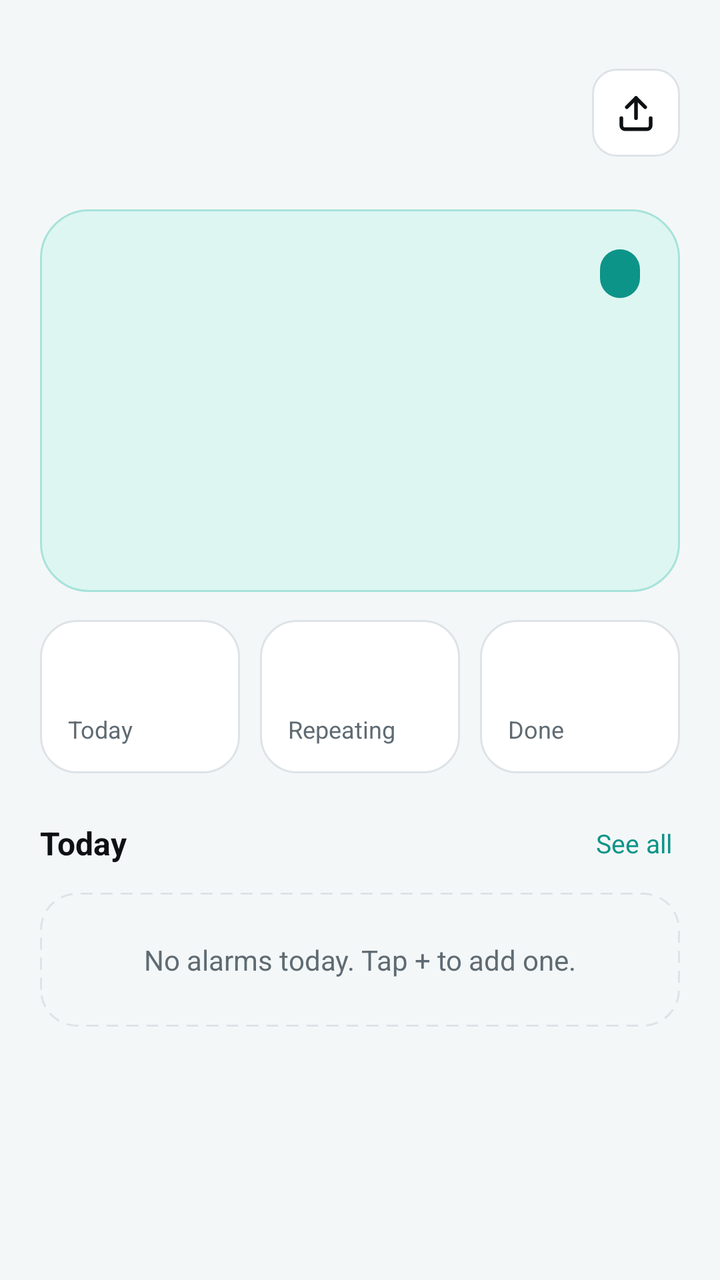
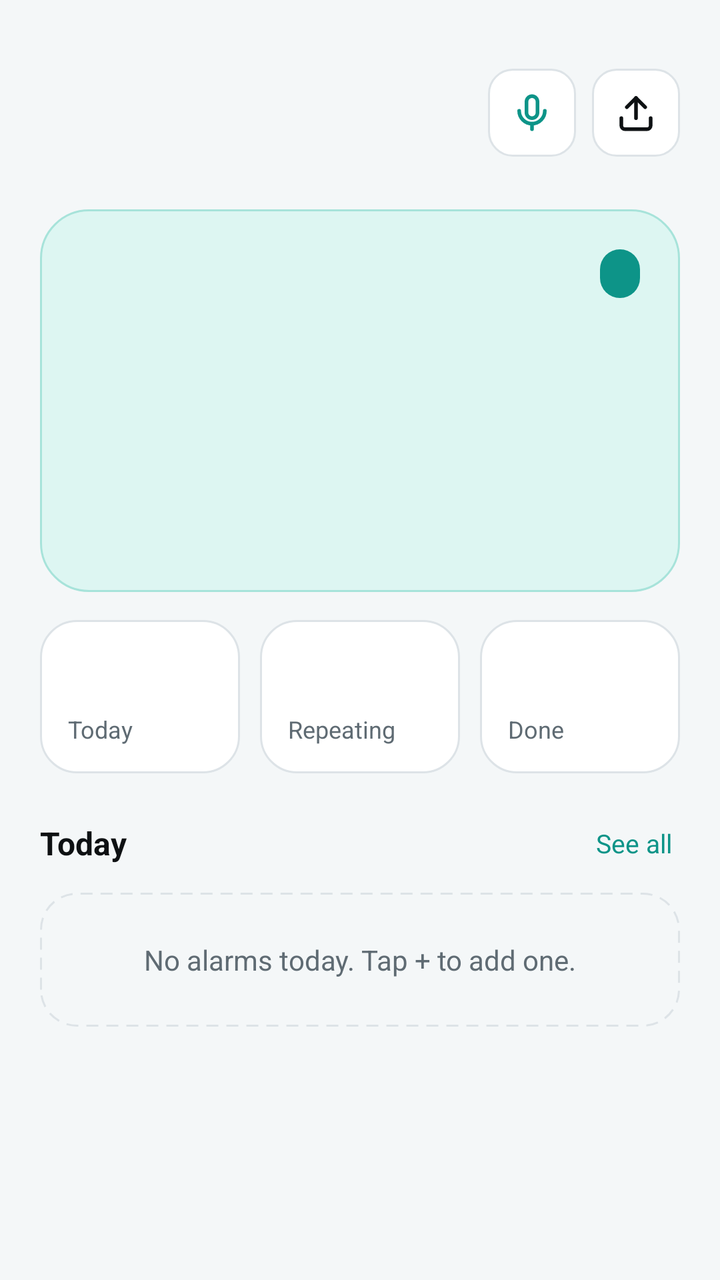

Screens rendered from an Android XML layout before and after an edit, with the pre-edit source and the edit as a unified diff.
<!-- AndroidManifest.xml: application theme Theme.AlertAlarm -->
<!-- res/layout/page_home.xml -->
<?xml version="1.0" encoding="utf-8"?>
<ScrollView xmlns:android="http://schemas.android.com/apk/res/android"
    xmlns:app="http://schemas.android.com/apk/res-auto"
    android:id="@+id/homePage"
    android:layout_width="match_parent"
    android:layout_height="match_parent"
    android:fillViewport="true">

    <LinearLayout
        android:layout_width="match_parent"
        android:layout_height="wrap_content"
        android:orientation="vertical"
        android:paddingStart="20dp"
        android:paddingTop="28dp"
        android:paddingEnd="20dp"
        android:paddingBottom="110dp">

        <LinearLayout
            android:layout_width="match_parent"
            android:layout_height="wrap_content"
            android:gravity="center_vertical"
            android:orientation="horizontal">

            <LinearLayout
                android:layout_width="0dp"
                android:layout_height="wrap_content"
                android:layout_weight="1"
                android:orientation="vertical">

                <TextView
                    android:id="@+id/dateText"
                    android:layout_width="wrap_content"
                    android:layout_height="wrap_content"
                    android:textColor="@color/muted"
                    android:textSize="13sp" />

                <TextView
                    android:id="@+id/greetingText"
                    style="@style/Heading"
                    android:layout_marginTop="4dp" />
            </LinearLayout>

            <ImageView
                android:id="@+id/homeImport"
                android:layout_width="44dp"
                android:layout_height="44dp"
                android:background="@drawable/bg_square_button"
                android:clickable="true"
                android:contentDescription="Import tasks from a file"
                android:focusable="true"
                android:padding="11dp"
                android:src="@drawable/ic_upload"
                app:tint="@color/text" />
        </LinearLayout>

        
        <LinearLayout
            android:id="@+id/banner"
            android:layout_width="match_parent"
            android:layout_height="wrap_content"
            android:layout_marginTop="18dp"
            android:background="@drawable/bg_banner"
            android:gravity="center_vertical"
            android:orientation="horizontal"
            android:padding="14dp"
            android:visibility="gone">

            <TextView
                android:id="@+id/bannerText"
                android:layout_width="0dp"
                android:layout_height="wrap_content"
                android:layout_weight="1"
                android:textColor="@color/banner_text"
                android:textSize="13sp" />

            <TextView
                android:id="@+id/bannerButton"
                android:layout_width="wrap_content"
                android:layout_height="36dp"
                android:layout_marginStart="12dp"
                android:background="@drawable/bg_pill_accent"
                android:clickable="true"
                android:focusable="true"
                android:fontFamily="sans-serif-medium"
                android:gravity="center"
                android:paddingStart="16dp"
                android:paddingEnd="16dp"
                android:text="Fix"
                android:textColor="@color/on_accent"
                android:textSize="13sp" />
        </LinearLayout>

        
        <LinearLayout
            android:id="@+id/heroCard"
            android:layout_width="match_parent"
            android:layout_height="wrap_content"
            android:layout_marginTop="20dp"
            android:background="@drawable/bg_hero"
            android:clickable="true"
            android:focusable="true"
            android:foreground="?attr/selectableItemBackground"
            android:orientation="vertical"
            android:padding="20dp">

            <LinearLayout
                android:layout_width="match_parent"
                android:layout_height="wrap_content"
                android:gravity="center_vertical"
                android:orientation="horizontal">

                <TextView
                    android:id="@+id/heroLabel"
                    android:layout_width="0dp"
                    android:layout_height="wrap_content"
                    android:layout_weight="1"
                    android:fontFamily="sans-serif-medium"
                    android:letterSpacing="0.1"
                    android:textAllCaps="true"
                    android:textColor="@color/accent"
                    android:textSize="12sp" />

                <TextView
                    android:id="@+id/heroBadge"
                    android:layout_width="wrap_content"
                    android:layout_height="wrap_content"
                    android:background="@drawable/bg_pill_accent"
                    android:fontFamily="sans-serif-medium"
                    android:paddingStart="10dp"
                    android:paddingTop="4dp"
                    android:paddingEnd="10dp"
                    android:paddingBottom="4dp"
                    android:textColor="@color/on_accent"
                    android:textSize="12sp" />
            </LinearLayout>

            <TextView
                android:id="@+id/heroTime"
                android:layout_width="wrap_content"
                android:layout_height="wrap_content"
                android:layout_marginTop="10dp"
                android:includeFontPadding="false"
                android:letterSpacing="-0.02"
                android:textColor="@color/text"
                android:textSize="50sp"
                android:textStyle="bold" />

            <TextView
                android:id="@+id/heroTask"
                android:layout_width="wrap_content"
                android:layout_height="wrap_content"
                android:layout_marginTop="10dp"
                android:fontFamily="sans-serif-medium"
                android:textColor="@color/text"
                android:textSize="17sp" />

            <TextView
                android:id="@+id/heroMeta"
                android:layout_width="wrap_content"
                android:layout_height="wrap_content"
                android:layout_marginTop="8dp"
                android:drawablePadding="8dp"
                android:gravity="center_vertical"
                android:textColor="@color/hero_text"
                android:textSize="13sp" />
        </LinearLayout>

        
        <LinearLayout
            android:layout_width="match_parent"
            android:layout_height="wrap_content"
            android:layout_marginTop="14dp"
            android:orientation="horizontal">

            <LinearLayout
                android:layout_width="0dp"
                android:layout_height="wrap_content"
                android:layout_weight="1"
                android:background="@drawable/bg_card"
                android:orientation="vertical"
                android:padding="14dp">

                <TextView
                    android:id="@+id/statToday"
                    android:layout_width="wrap_content"
                    android:layout_height="wrap_content"
                    android:textColor="@color/text"
                    android:textSize="24sp"
                    android:textStyle="bold" />

                <TextView
                    android:layout_width="wrap_content"
                    android:layout_height="wrap_content"
                    android:text="Today"
                    android:textColor="@color/muted"
                    android:textSize="12sp" />
            </LinearLayout>

            <LinearLayout
                android:layout_width="0dp"
                android:layout_height="wrap_content"
                android:layout_marginStart="10dp"
                android:layout_weight="1"
                android:background="@drawable/bg_card"
                android:orientation="vertical"
                android:padding="14dp">

                <TextView
                    android:id="@+id/statRepeating"
                    android:layout_width="wrap_content"
                    android:layout_height="wrap_content"
                    android:textColor="@color/text"
                    android:textSize="24sp"
                    android:textStyle="bold" />

                <TextView
                    android:layout_width="wrap_content"
                    android:layout_height="wrap_content"
                    android:text="Repeating"
                    android:textColor="@color/muted"
                    android:textSize="12sp" />
            </LinearLayout>

            <LinearLayout
                android:layout_width="0dp"
                android:layout_height="wrap_content"
                android:layout_marginStart="10dp"
                android:layout_weight="1"
                android:background="@drawable/bg_card"
                android:orientation="vertical"
                android:padding="14dp">

                <TextView
                    android:id="@+id/statDone"
                    android:layout_width="wrap_content"
                    android:layout_height="wrap_content"
                    android:textColor="@color/accent"
                    android:textSize="24sp"
                    android:textStyle="bold" />

                <TextView
                    android:layout_width="wrap_content"
                    android:layout_height="wrap_content"
                    android:text="Done"
                    android:textColor="@color/muted"
                    android:textSize="12sp" />
            </LinearLayout>
        </LinearLayout>

        
        <LinearLayout
            android:layout_width="match_parent"
            android:layout_height="wrap_content"
            android:layout_marginTop="22dp"
            android:layout_marginBottom="12dp"
            android:gravity="center_vertical"
            android:orientation="horizontal">

            <TextView
                android:layout_width="0dp"
                android:layout_height="wrap_content"
                android:layout_weight="1"
                android:text="Today"
                android:textColor="@color/text"
                android:textSize="16sp"
                android:textStyle="bold" />

            <TextView
                android:id="@+id/seeAll"
                android:layout_width="wrap_content"
                android:layout_height="wrap_content"
                android:clickable="true"
                android:focusable="true"
                android:padding="4dp"
                android:text="See all"
                android:textColor="@color/accent"
                android:textSize="13sp" />
        </LinearLayout>

        <LinearLayout
            android:id="@+id/todayList"
            android:layout_width="match_parent"
            android:layout_height="wrap_content"
            android:orientation="vertical" />

        <TextView
            android:id="@+id/todayEmpty"
            android:layout_width="match_parent"
            android:layout_height="wrap_content"
            android:background="@drawable/bg_empty"
            android:gravity="center"
            android:padding="24dp"
            android:text="No alarms today. Tap + to add one."
            android:textColor="@color/muted"
            android:textSize="14sp" />
    </LinearLayout>
</ScrollView>
<!-- resources referenced by this layout -->
<resources>
  <color name="accent">#0D9488</color>
  <color name="banner_text">#8A5A00</color>
  <color name="hero_text">#2F5F59</color>
  <color name="muted">#5F6B73</color>
  <color name="on_accent">#FFFFFF</color>
  <color name="text">#0E1113</color>
  <!-- drawable bg_banner (drawable) -->
  <?xml version="1.0" encoding="utf-8"?>
  <shape xmlns:android="http://schemas.android.com/apk/res/android" android:shape="rectangle">
      <solid android:color="@color/banner_bg" />
      <stroke android:width="1dp" android:color="@color/banner_stroke" />
      <corners android:radius="16dp" />
  </shape>
  <!-- drawable bg_card (drawable) -->
  <?xml version="1.0" encoding="utf-8"?>
  <shape xmlns:android="http://schemas.android.com/apk/res/android" android:shape="rectangle">
      <solid android:color="@color/surface" />
      <stroke android:width="1dp" android:color="@color/stroke" />
      <corners android:radius="18dp" />
  </shape>
  <!-- drawable bg_empty (drawable) -->
  <?xml version="1.0" encoding="utf-8"?>
  <shape xmlns:android="http://schemas.android.com/apk/res/android" android:shape="rectangle">
      <stroke android:width="1dp" android:color="@color/stroke" android:dashWidth="6dp" android:dashGap="4dp" />
      <corners android:radius="18dp" />
  </shape>
  <!-- drawable bg_hero (drawable) -->
  <?xml version="1.0" encoding="utf-8"?>
  <shape xmlns:android="http://schemas.android.com/apk/res/android" android:shape="rectangle">
      <solid android:color="@color/hero" />
      <stroke android:width="1dp" android:color="@color/hero_stroke" />
      <corners android:radius="24dp" />
  </shape>
  <!-- drawable bg_pill_accent (drawable) -->
  <?xml version="1.0" encoding="utf-8"?>
  <shape xmlns:android="http://schemas.android.com/apk/res/android" android:shape="rectangle">
      <solid android:color="@color/accent" />
      <corners android:radius="999dp" />
  </shape>
  <!-- drawable bg_square_button (drawable) -->
  <?xml version="1.0" encoding="utf-8"?>
  <shape xmlns:android="http://schemas.android.com/apk/res/android" android:shape="rectangle">
      <solid android:color="@color/surface" />
      <stroke android:width="1dp" android:color="@color/stroke" />
      <corners android:radius="12dp" />
  </shape>
  <style name="Heading">
          <item name="android:layout_width">wrap_content</item>
          <item name="android:layout_height">wrap_content</item>
          <item name="android:textColor">@color/text</item>
          <item name="android:textSize">26sp</item>
          <item name="android:textStyle">bold</item>
          <item name="android:letterSpacing">-0.01</item>
      </style>
  <color name="banner_bg">#FFF6DB</color>
  <color name="banner_stroke">#F4D88A</color>
  <color name="surface">#FFFFFF</color>
  <color name="stroke">#DDE3E7</color>
  <color name="hero">#DDF6F2</color>
  <color name="hero_stroke">#A7E3DA</color>
  <color name="bg">#F4F7F8</color>
  <color name="nav">#FFFFFF</color>
  <!-- unchanged entries left out for length: 2 -->
</resources>

<!-- the commit's change to res/layout/page_home.xml (unified diff, before → after) -->
@@ -39,6 +39,19 @@
                     style="@style/Heading"
                     android:layout_marginTop="4dp" />
             </LinearLayout>
+
+            <ImageView
+                android:id="@+id/homeVoice"
+                android:layout_width="44dp"
+                android:layout_height="44dp"
+                android:layout_marginEnd="8dp"
+                android:background="@drawable/bg_square_button"
+                android:clickable="true"
+                android:contentDescription="Add a task by voice"
+                android:focusable="true"
+                android:padding="11dp"
+                android:src="@drawable/ic_mic"
+                app:tint="@color/accent" />
 
             <ImageView
                 android:id="@+id/homeImport"
<!-- resource entries referenced after the edit -->
@@ -46,6 +46,35 @@
       <stroke android:width="1dp" android:color="@color/stroke" />
       <corners android:radius="12dp" />
   </shape>
+  <!-- drawable ic_mic (drawable) -->
+  <?xml version="1.0" encoding="utf-8"?>
+  <vector xmlns:android="http://schemas.android.com/apk/res/android"
+      android:width="24dp"
+      android:height="24dp"
+      android:viewportWidth="24"
+      android:viewportHeight="24">
+      <path
+          android:fillColor="#00000000"
+          android:pathData="M12,3a3,3 0,0 1,3 3v6a3,3 0,0 1,-6 0V6a3,3 0,0 1,3 -3z"
+          android:strokeColor="#FFFFFFFF"
+          android:strokeLineCap="round"
+          android:strokeLineJoin="round"
+          android:strokeWidth="2" />
+      <path
+          android:fillColor="#00000000"
+          android:pathData="M19,11a7,7 0,0 1,-14 0"
+          android:strokeColor="#FFFFFFFF"
+          android:strokeLineCap="round"
+          android:strokeLineJoin="round"
+          android:strokeWidth="2" />
+      <path
+          android:fillColor="#00000000"
+          android:pathData="M12,18v3"
+          android:strokeColor="#FFFFFFFF"
+          android:strokeLineCap="round"
+          android:strokeLineJoin="round"
+          android:strokeWidth="2" />
+  </vector>
   <style name="Heading">
           <item name="android:layout_width">wrap_content</item>
           <item name="android:layout_height">wrap_content</item>
